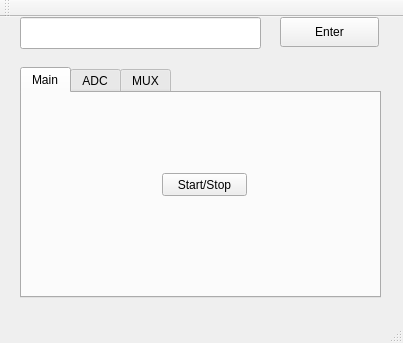
Qt form ui/mainwindow.ui (joelcjohnson/MusicScoringApparatus) before a commit.
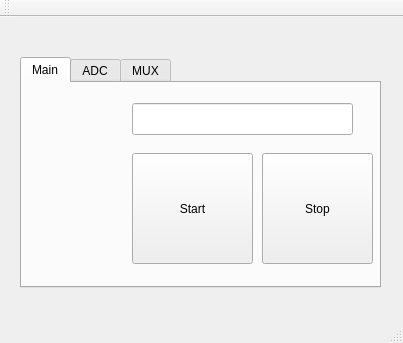
The same form after that commit. The open tabs and pages were chosen to show the change.

Patch:
```diff
--- a/ui/mainwindow.ui
+++ b/ui/mainwindow.ui
@@ -14,34 +14,11 @@
    <string>MainWindow</string>
   </property>
   <widget class="QWidget" name="centralWidget">
-   <widget class="QLineEdit" name="lineEdit">
-    <property name="geometry">
-     <rect>
-      <x>20</x>
-      <y>0</y>
-      <width>241</width>
-      <height>32</height>
-     </rect>
-    </property>
-   </widget>
-   <widget class="QPushButton" name="EnterKeyButton">
-    <property name="geometry">
-     <rect>
-      <x>280</x>
-      <y>0</y>
-      <width>99</width>
-      <height>30</height>
-     </rect>
-    </property>
-    <property name="text">
-     <string>Enter</string>
-    </property>
-   </widget>
    <widget class="QTabWidget" name="main">
     <property name="geometry">
      <rect>
       <x>20</x>
-      <y>50</y>
+      <y>40</y>
       <width>361</width>
       <height>231</height>
      </rect>
@@ -56,14 +33,43 @@
      <widget class="QPushButton" name="pushButton_3">
       <property name="geometry">
        <rect>
-        <x>140</x>
-        <y>80</y>
-        <width>85</width>
-        <height>23</height>
+        <x>110</x>
+        <y>70</y>
+        <width>121</width>
+        <height>111</height>
        </rect>
       </property>
       <property name="text">
-       <string>Start/Stop</string>
+       <string>Start</string>
+      </property>
+      <property name="checkable">
+       <bool>false</bool>
+      </property>
+      <property name="checked">
+       <bool>false</bool>
+      </property>
+     </widget>
+     <widget class="QLineEdit" name="lineEdit">
+      <property name="geometry">
+       <rect>
+        <x>110</x>
+        <y>20</y>
+        <width>221</width>
+        <height>32</height>
+       </rect>
+      </property>
+     </widget>
+     <widget class="QPushButton" name="pushButton_Stop">
+      <property name="geometry">
+       <rect>
+        <x>240</x>
+        <y>70</y>
+        <width>111</width>
+        <height>111</height>
+       </rect>
+      </property>
+      <property name="text">
+       <string>Stop</string>
       </property>
      </widget>
     </widget>
```
Left out of the diff: 24 changed lines with no effect on the pictures.
